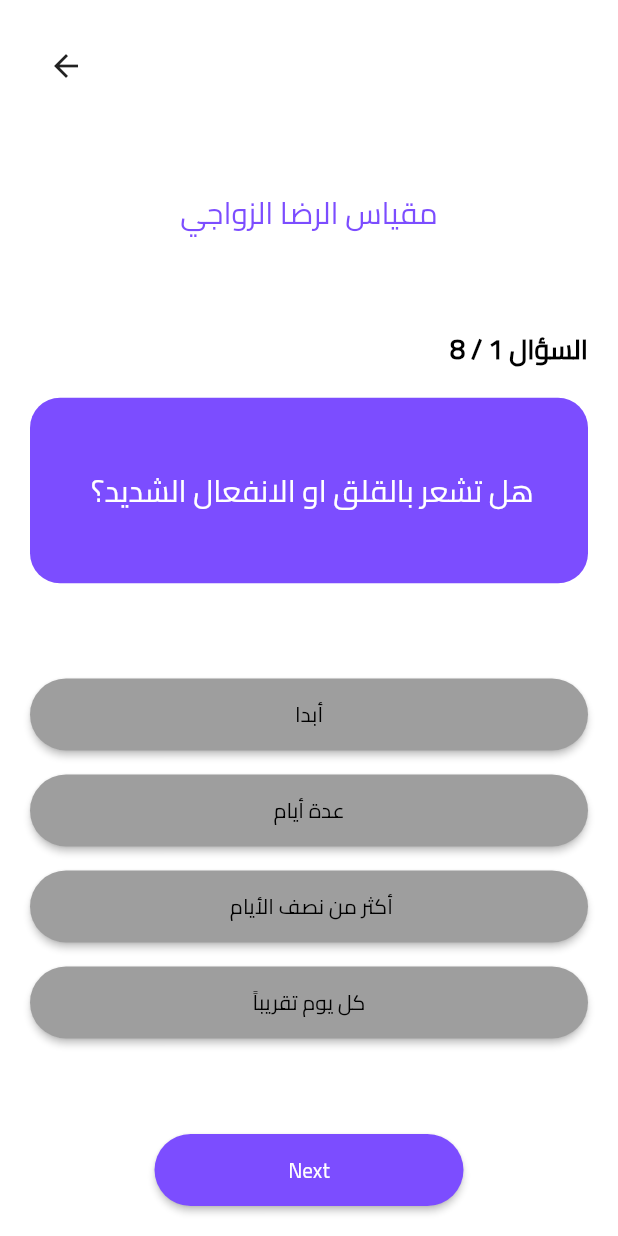
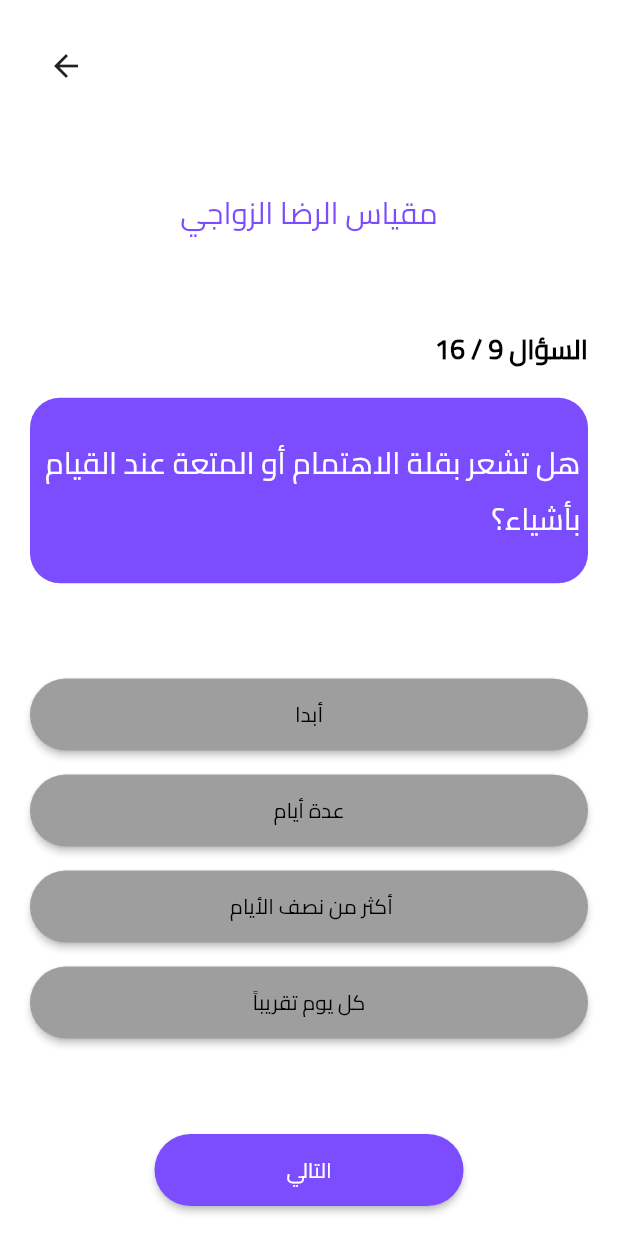
Before and after one commit to abdelhady-Nabil/psychology-app, a Flutter app: the HomeScreen screen opened directly, after a tap on "مقياس الرضا الزواجي", on a phone screen of 412 x 824 dp. Run offline on Flutter 3.47's test engine with Material 2 defaults, Android fonts, the phone set to English and light mode, and no system bars; our stand-ins replace firebase_auth, firebase_core; accounts and stored records are empty.

Commit message:
new commit

```diff
--- a/lib/main.dart
+++ b/lib/main.dart
@@ -1,6 +1,8 @@
 import 'package:flutter/material.dart';
 import 'package:psychology_app/screens/home_screen.dart';
+import 'package:psychology_app/screens/layout_screen.dart';
 import 'package:psychology_app/screens/login_screen.dart';
+import 'package:psychology_app/screens/measure_screen.dart';
 import 'package:psychology_app/screens/register_screen.dart';
 import 'package:firebase_core/firebase_core.dart';
 import 'package:psychology_app/screens/start_screen.dart';
@@ -25,9 +27,9 @@ class MyApp extends StatelessWidget {
         fontFamily: 'cairo'
       ),
       debugShowCheckedModeBanner: false,
-      home:  const Directionality(
+      home:   const Directionality(
         textDirection: TextDirection.ltr,
-          child: HomeScreen()
+          child: LayoutScreen()
       ),
     );
   }
--- a/lib/model/question_model.dart
+++ b/lib/model/question_model.dart
@@ -15,6 +15,8 @@ class Answer{
 
 List<QuestionModel>getQuestion(){
   List<QuestionModel> list =[];
+
+  // 1 - List of question  (مقياس القلق) --8
   list.add(
     QuestionModel(
         ' هل تشعر بالقلق او الانفعال الشديد؟',
@@ -87,7 +89,100 @@ List<QuestionModel>getQuestion(){
   );
   list.add(
     QuestionModel(
-        '- هل لك القدرة علي انهاء القلق او التحكم فيه؟',
+        'هل لك القدرة علي انهاء القلق او التحكم فيه؟',
+        [
+          Answer('أبدا', false),
+          Answer('عدة أيام', true),
+          Answer(' أكثر من نصف الأيام', false),
+          Answer('كل يوم تقريباً', false),
+        ]),
+  );
+
+  // 2 - List of question   (مقياس الاكتاب) --9
+
+  list.add(
+    QuestionModel(
+        'هل تشعر بقلة الاهتمام أو المتعة عند القيام بأشياء؟',
+        [
+          Answer('أبدا', false),
+          Answer('عدة أيام', true),
+          Answer(' أكثر من نصف الأيام', false),
+          Answer('كل يوم تقريباً', false),
+        ]),
+  );
+  list.add(
+    QuestionModel(
+        'هل تشعر بالضيق أو الاكتئاب أو اليأس؟',
+        [
+          Answer('أبدا', false),
+          Answer('عدة أيام', true),
+          Answer(' أكثر من نصف الأيام', false),
+          Answer('كل يوم تقريباً', false),
+        ]),
+  );
+  list.add(
+    QuestionModel(
+        'هل تجد صعوبة في النوم أو في الاستمرار في  النوم؟',
+        [
+          Answer('أبدا', false),
+          Answer('عدة أيام', true),
+          Answer(' أكثر من نصف الأيام', false),
+          Answer('كل يوم تقريباً', false),
+        ]),
+  );
+  list.add(
+    QuestionModel(
+        'هل تشعر بالتعب وقلة النشاط؟',
+        [
+          Answer('أبدا', false),
+          Answer('عدة أيام', true),
+          Answer(' أكثر من نصف الأيام', false),
+          Answer('كل يوم تقريباً', false),
+        ]),
+  );
+  list.add(
+    QuestionModel(
+        'هل لديك فقدان شهية أو شراهة في الأكل؟',
+        [
+          Answer('أبدا', false),
+          Answer('عدة أيام', true),
+          Answer(' أكثر من نصف الأيام', false),
+          Answer('كل يوم تقريباً', false),
+        ]),
+  );
+  list.add(
+    QuestionModel(
+        'هل تشعر بعدم الرضا عن نفسك أو أنك انسان فاشل أو بأنك خذلت نفسك أو عائلتك؟',
+        [
+          Answer('أبدا', false),
+          Answer('عدة أيام', true),
+          Answer(' أكثر من نصف الأيام', false),
+          Answer('كل يوم تقريباً', false),
+        ]),
+  );
+  list.add(
+    QuestionModel(
+        'صعوبات في التركيز علي الأشياء كقراءة الجريدة أو مشاهدة التلفاز؟',
+        [
+          Answer('أبدا', false),
+          Answer('عدة أيام', true),
+          Answer(' أكثر من نصف الأيام', false),
+          Answer('كل يوم تقريباً', false),
+        ]),
+  );
+  list.add(
+    QuestionModel(
+        'التحرك أو التحدث ببطء شديد بشكل ملحوظ، او العكس فمثلاً عدم القدرة علي الاستقرار لدرجة التحرك من مكان لأخر أكثر من المعتاد؟',
+        [
+          Answer('أبدا', false),
+          Answer('عدة أيام', true),
+          Answer(' أكثر من نصف الأيام', false),
+          Answer('كل يوم تقريباً', false),
+        ]),
+  );
+  list.add(
+    QuestionModel(
+        'التفكير بأنه من الأفضل لك الموت أو التفكير بإيذاء نفسك بأي طريقة',
         [
           Answer('أبدا', false),
           Answer('عدة أيام', true),
@@ -97,5 +192,8 @@ List<QuestionModel>getQuestion(){
   );
 
 
+
+
+
   return list;
 }
--- a/lib/screens/home_screen.dart
+++ b/lib/screens/home_screen.dart
@@ -1,6 +1,10 @@
 import 'package:flutter/material.dart';
 import 'package:firebase_auth/firebase_auth.dart';
+import 'package:psychology_app/screens/chat_screen.dart';
+import 'package:psychology_app/screens/measure_screen.dart';
+import 'package:psychology_app/screens/more_screen.dart';
 import 'package:psychology_app/screens/test_screen.dart';
+import 'package:psychology_app/screens/time_screen.dart';
 import 'package:psychology_app/widget/constant.dart';
 
 import '../model/question_model.dart';
@@ -18,6 +22,13 @@ class _HomeScreenState extends State<HomeScreen> {
   final _auth = FirebaseAuth.instance;
   late User signedInUser;
   List <QuestionModel> questionList = getQuestion();
+  int index = 4;
+  List<Widget>screens=[
+    ChatScreen(),
+    TimeScreen(),
+    MeasureScreen(),
+    MoreScreen(),
+  ];
 
 
   void getCurrentUser(){
@@ -49,24 +60,6 @@ class _HomeScreenState extends State<HomeScreen> {
   Widget build(BuildContext context) {
     return Scaffold(
       backgroundColor: Colors.white,
-      appBar: AppBar(
-        backgroundColor: Colors.white,
-        elevation: 0,
-        centerTitle: true,
-        title: const Text('psychology app',style: TextStyle(color: Colors.deepPurpleAccent),),
-        actions: const [
-          Icon(Icons.add_alert,color: Colors.deepPurpleAccent,),
-        ],
-        leading: Row(
-          children: const [
-            Icon(Icons.shopping_cart,color: Colors.deepPurpleAccent,),
-            SizedBox(
-              width: 5,
-            ),
-            Icon(Icons.shopping_cart,color: Colors.deepPurpleAccent,)
-          ],
-        ),
-      ),
       body: Padding(
         padding: const EdgeInsets.all(20.0),
         child: SafeArea(
@@ -74,6 +67,28 @@ class _HomeScreenState extends State<HomeScreen> {
             child: Column(
               crossAxisAlignment: CrossAxisAlignment.start,
               children: [
+
+                Row(
+                  mainAxisAlignment: MainAxisAlignment.spaceBetween,
+                  children:  [
+                    Row(
+                      children: const [
+                        Icon(Icons.shopping_cart,color: Colors.deepPurpleAccent,),
+                        SizedBox(
+                          width: 5,
+                        ),
+                        Icon(Icons.shopping_cart,color: Colors.deepPurpleAccent,),
+                      ],
+                    ),
+                    CustomText(
+                        text: 'psychology app',
+                        fontSize: 20,
+                      color: PrimaryColor,
+                    ),
+                    const Icon(Icons.add_alert,color: Colors.deepPurpleAccent,),
+
+                  ],
+                ),
                 Row(
                   children: [
 
@@ -129,8 +144,43 @@ class _HomeScreenState extends State<HomeScreen> {
                 ),
                 Row(
                   mainAxisAlignment: MainAxisAlignment.end,
-                  children:  const [
-                     Text(' ! ابدا رحلتك الان',style: TextStyle(color: PrimaryColor,fontWeight: FontWeight.bold,fontSize: 20),),
+                  children:  [
+                    const Icon(Icons.arrow_downward_outlined,size: 20),
+                    CustomText(
+                      text: '(و اختبر نفسك )',
+                      fontSize: 15,
+                      color: Colors.black,
+
+                    ),
+                    const SizedBox(
+                      width: 20,
+                    ),
+                     const Text(' ! ابدا رحلتك الان',style: TextStyle(color: PrimaryColor,fontWeight: FontWeight.bold,fontSize: 20),),
+
+                  ],
+                ),
+                const SizedBox(
+                  height: 20,
+                ),
+                Row(
+                  children:  [
+                    TextButton(
+                      onPressed: (){
+                        Navigator.push(context, MaterialPageRoute(builder: (context)=>MeasureScreen()));
+                      },
+                      child: CustomText(
+                        text: 'عرض الكل',
+                        fontSize: 12,
+                        color: Colors.grey,
+
+                      ),
+                    ),
+                    Spacer(),
+                    CustomText(
+                      text: 'مقاييس التشخيص',
+                      fontSize: 15,
+                      color:PrimaryColor,
+                    ),
                   ],
                 ),
                 const SizedBox(
@@ -143,12 +193,14 @@ class _HomeScreenState extends State<HomeScreen> {
                       CustomItem(
                         title:'مقياس تقدير الذات',
                         image: 'images/3.png',
-                        number: questionList.length.toInt(),
+                        number: 8,
                         color: Colors.teal,
                         function: (){
                           Navigator.push(context,
                               MaterialPageRoute(
                                   builder: (context)=>TestScreen(
+                                    start: 0,
+                                    end: 8,
                                     title: 'مقياس تقدير الذات',
                                   )));
                         },
@@ -156,12 +208,14 @@ class _HomeScreenState extends State<HomeScreen> {
                       CustomItem(
                         title:'مقياس الرضا الزواجي',
                         image: 'images/1.png',
-                        number: 10,
+                        number: 9,
                         color: Colors.pink,
                         function:(){
                           Navigator.push(context,
                               MaterialPageRoute(
                                   builder: (context)=>TestScreen(
+                                    start: 8,
+                                    end: 16,
                                     title: 'مقياس الرضا الزواجي',
                                   )));
                         },
@@ -176,6 +230,8 @@ class _HomeScreenState extends State<HomeScreen> {
                           Navigator.push(context,
                               MaterialPageRoute(
                                   builder: (context)=>TestScreen(
+                                    start: 11,
+                                    end: 15,
                                     title: 'مقياس الاكتاب الحاد',
                                   )));
                         },
@@ -190,6 +246,8 @@ class _HomeScreenState extends State<HomeScreen> {
                           Navigator.push(context,
                               MaterialPageRoute(
                                   builder: (context)=>TestScreen(
+                                    start: 16,
+                                    end: 20,
                                     title: 'مقياس القلق الدائم',
                                   )));
                         },
@@ -204,6 +262,8 @@ class _HomeScreenState extends State<HomeScreen> {
                           Navigator.push(context,
                               MaterialPageRoute(
                                   builder: (context)=>TestScreen(
+                                    start: 20,
+                                    end: 25,
                                     title: 'مقياس الوسواس',
                                   )));
                         },
@@ -292,33 +352,7 @@ class _HomeScreenState extends State<HomeScreen> {
           ),
         ),
       ),
-      bottomNavigationBar: BottomNavigationBar(
-        currentIndex: 1,
-        unselectedItemColor: Colors.grey,
-        selectedItemColor: PrimaryColor,
-        items: const [
-          BottomNavigationBarItem(
-            icon: Icon(Icons.home),
-            label: 'home'
 
-          ),
-          BottomNavigationBarItem(
-            icon: Icon(Icons.date_range_sharp),
-            label: 'date'
-
-          ),
-          BottomNavigationBarItem(
-            icon: Icon(Icons.add_alert_outlined),
-            label: 'alert'
-
-          ),
-          BottomNavigationBarItem(
-              icon: Icon(Icons.person),
-              label: 'me'
-
-          )
-        ],
-      ),
     );
   }
 
--- a/lib/screens/test_screen.dart
+++ b/lib/screens/test_screen.dart
@@ -3,9 +3,14 @@ import 'package:psychology_app/widget/constant.dart';
 import '../model/question_model.dart';
 class TestScreen extends StatefulWidget {
   final String title;
+   final int start;
+  final int end;
 
   TestScreen({
-    required this.title
+    required this.title,
+     required this.start,
+    required this.end
+
 });
 
   @override
@@ -15,9 +20,11 @@ class TestScreen extends StatefulWidget {
 class _TestScreenState extends State<TestScreen> {
 
   List <QuestionModel> questionList = getQuestion();
-  int currentQuestionIndex = 0;
+  late int currentQuestionIndex = widget.start;
+  late int endQuestionIndex = widget.end;
   int score = 0;
   Answer? selectedAnswer;
+
 
   @override
   Widget build(BuildContext context) {
@@ -55,7 +62,7 @@ class _TestScreenState extends State<TestScreen> {
               Column(
                 crossAxisAlignment: CrossAxisAlignment.end,
                 children:  [
-                  Text('السؤال ${currentQuestionIndex+1} / ${questionList.length.toString()}',style: const TextStyle(
+                  Text('السؤال ${currentQuestionIndex+1} / ${endQuestionIndex}',style: const TextStyle(
                       fontSize: 18,
                       color: Colors.black,
                     fontWeight: FontWeight.bold
@@ -130,7 +137,7 @@ class _TestScreenState extends State<TestScreen> {
   }
   _nextButton() {
     bool isLastQuestion = false;
-    if (currentQuestionIndex == questionList.length - 1) {
+    if (currentQuestionIndex == endQuestionIndex-1) {
       isLastQuestion = true;
     }
 
@@ -138,7 +145,7 @@ class _TestScreenState extends State<TestScreen> {
       width: MediaQuery.of(context).size.width * 0.5,
       height: 48,
       child: ElevatedButton(
-        child: Text(isLastQuestion ? "Submit" : "Next"),
+        child: Text(isLastQuestion ? "تاكيد" : "التالي"),
         style: ElevatedButton.styleFrom(
           shape: const StadiumBorder(),
           primary: PrimaryColor,
```
Also changed, not shown: lib/screens/chat_screen.dart (added, +13 -0 lines), lib/screens/layout_screen.dart (added, +73 -0 lines), lib/screens/measure_screen.dart (added, +161 -0 lines), lib/screens/more_screen.dart (added, +13 -0 lines), lib/screens/time_screen.dart (added, +13 -0 lines), lib/widget/custom_item_list.dart (added, +64 -0 lines).
